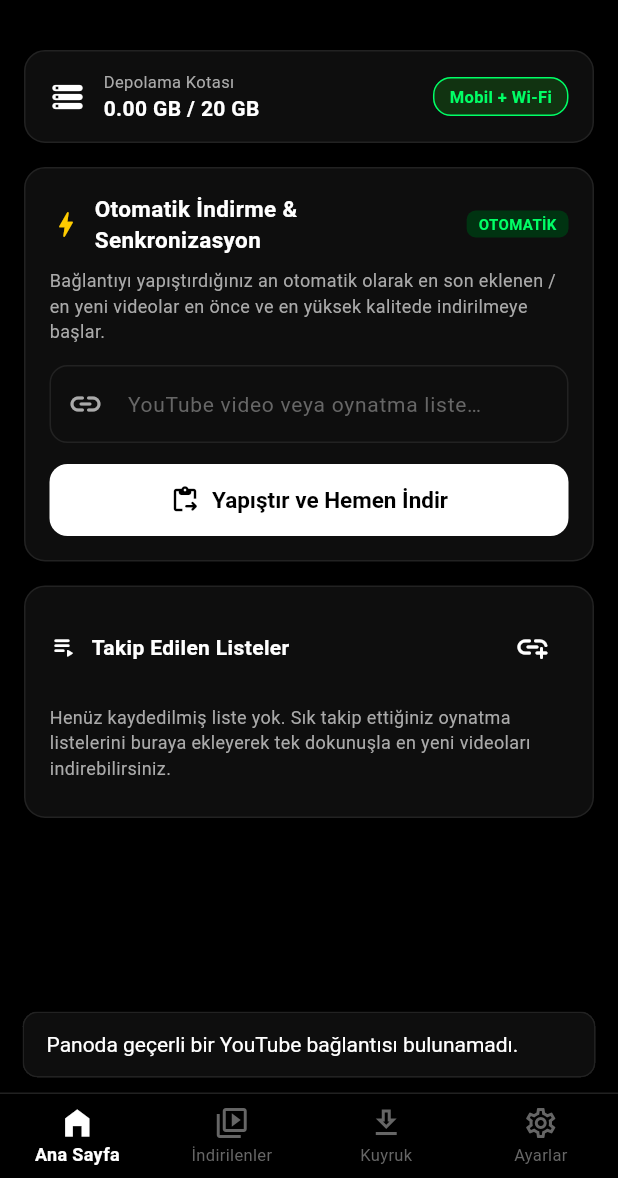
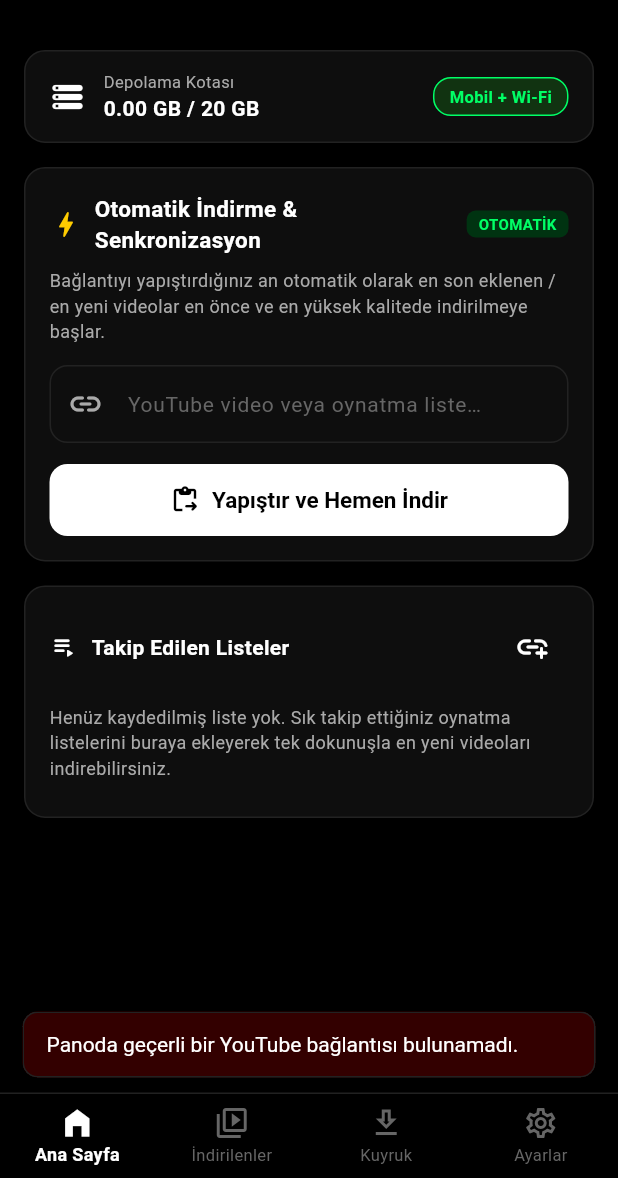
Before and after one commit to sadpapatya11/offline-youtube, a Flutter app: the screen it shows after launch, after a tap on "Yapıştır ve Hemen İndir", on a phone screen of 412 x 824 dp, the part 58-1236 px from its top. Run offline on Flutter 3.47's test engine with Material 3 defaults, Android fonts, the light colour scheme and no system bars; our stand-ins replace connectivity_plus, shared_preferences, video_player; statements that could not run were skipped.

Commit message:
fix: strict YouTube URL validation, suppress yt-dlp warnings, dynamic storage handling, error clearing, and persistent user rules

```diff
--- a/lib/services/storage_manager.dart
+++ b/lib/services/storage_manager.dart
@@ -20,24 +20,43 @@ class StorageManager {
 
     try {
       Directory dir = Directory(_currentDownloadPath);
+      bool created = false;
+      try {
         if (!await dir.exists()) {
-        try {
           await dir.create(recursive: true);
-        } catch (e) {
-          // If permission is not yet granted or Android restricted, fallback to external files dir
+        }
+        created = await dir.exists();
+      } catch (_) {
+        created = false;
+      }
+
+      if (!created) {
+        // Fallback to app external storage directory
         final extDir = await getExternalStorageDirectory();
         if (extDir != null) {
           _currentDownloadPath = '${extDir.path}/.offlineyoutube';
           dir = Directory(_currentDownloadPath);
+          if (!await dir.exists()) {
+            await dir.create(recursive: true);
+          }
+        } else {
+          final appDocDir = await getApplicationDocumentsDirectory();
+          _currentDownloadPath = '${appDocDir.path}/.offlineyoutube';
+          dir = Directory(_currentDownloadPath);
+          if (!await dir.exists()) {
             await dir.create(recursive: true);
           }
         }
       }
 
       // Ensure .nomedia file exists to hide from gallery
+      try {
         final noMedia = File('${dir.path}/.nomedia');
         if (!await noMedia.exists()) {
           await noMedia.create();
+        }
+      } catch (_) {
+        // Non-fatal if nomedia cannot be written
       }
     } catch (e) {
       // Handled gracefully
--- a/lib/ui/screens/home_screen.dart
+++ b/lib/ui/screens/home_screen.dart
@@ -31,12 +31,16 @@ class _HomeScreenState extends State<HomeScreen> {
   Future<void> _pasteAndAutoDownload() async {
     final data = await Clipboard.getData(Clipboard.kTextPlain);
     final text = data?.text?.trim();
-    if (text != null && text.isNotEmpty && (text.startsWith('http://') || text.startsWith('https://') || text.contains('youtube') || text.contains('youtu.be'))) {
+    if (text != null && text.isNotEmpty && DownloadProvider.isValidYouTubeUrl(text)) {
       _urlController.text = text;
       _triggerDownload(text);
     } else {
       ScaffoldMessenger.of(context).showSnackBar(
-        const SnackBar(content: Text('Panoda geçerli bir YouTube bağlantısı bulunamadı.')),
+        const SnackBar(
+          content: Text('Panoda geçerli bir YouTube bağlantısı bulunamadı.'),
+          backgroundColor: Color(0xFF330000),
+          duration: Duration(seconds: 3),
+        ),
       );
     }
   }
@@ -44,6 +48,17 @@ class _HomeScreenState extends State<HomeScreen> {
   Future<void> _triggerDownload(String url) async {
     final cleanUrl = url.trim();
     if (cleanUrl.isEmpty) return;
+
+    if (!DownloadProvider.isValidYouTubeUrl(cleanUrl)) {
+      ScaffoldMessenger.of(context).showSnackBar(
+        const SnackBar(
+          content: Text('Lütfen geçerli bir YouTube video veya liste linki girin.'),
+          backgroundColor: Color(0xFF330000),
+          duration: Duration(seconds: 3),
+        ),
+      );
+      return;
+    }
 
     setState(() {
       _isProcessing = true;
--- a/lib/ui/screens/queue_screen.dart
+++ b/lib/ui/screens/queue_screen.dart
@@ -1,5 +1,6 @@
 import 'package:flutter/material.dart';
 import 'package:provider/provider.dart';
+import '../../models/download_task.dart';
 import '../../providers/download_provider.dart';
 import '../../providers/settings_provider.dart';
 import '../theme/amoled_theme.dart';
@@ -13,11 +14,22 @@ class QueueScreen extends StatelessWidget {
     final downloadProvider = context.watch<DownloadProvider>();
     final settingsProvider = context.watch<SettingsProvider>();
     final tasks = downloadProvider.tasks;
+    final hasErrors = tasks.any((t) => t.status == DownloadStatus.error);
+    final hasCompleted = tasks.any((t) =>
+        t.status == DownloadStatus.completed ||
+        t.status == DownloadStatus.cancelled);
 
     return Scaffold(
       appBar: AppBar(
         title: const Text('İNDİRME KUYRUĞU'),
         actions: [
+          if (hasErrors)
+            IconButton(
+              icon: const Icon(Icons.delete_sweep_rounded,
+                  color: Color(0xFFFF5252)),
+              tooltip: 'Hataları Temizle',
+              onPressed: () => downloadProvider.clearErrors(),
+            ),
           if (tasks.isNotEmpty)
             IconButton(
               icon: const Icon(Icons.cleaning_services_rounded,
```
Also changed, not shown: lib/providers/download_provider.dart (+38 -4 lines), 3 other files. Lines whose indentation alone changed are shown as unchanged.
